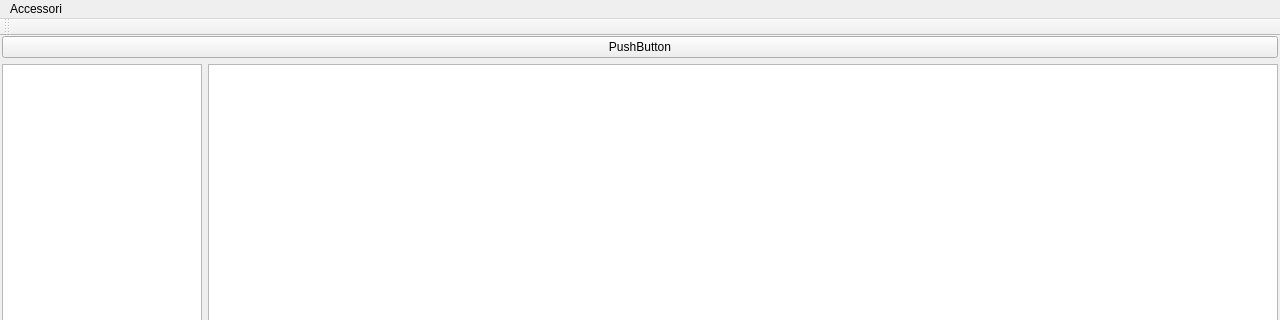
First picture: the form in funeraria.ui, repository LuigiCaradonna/funeraria, before the edit; both pictures show x 0 to 1280 and y 0 to 320 of the 1280 by 800 pixel window.
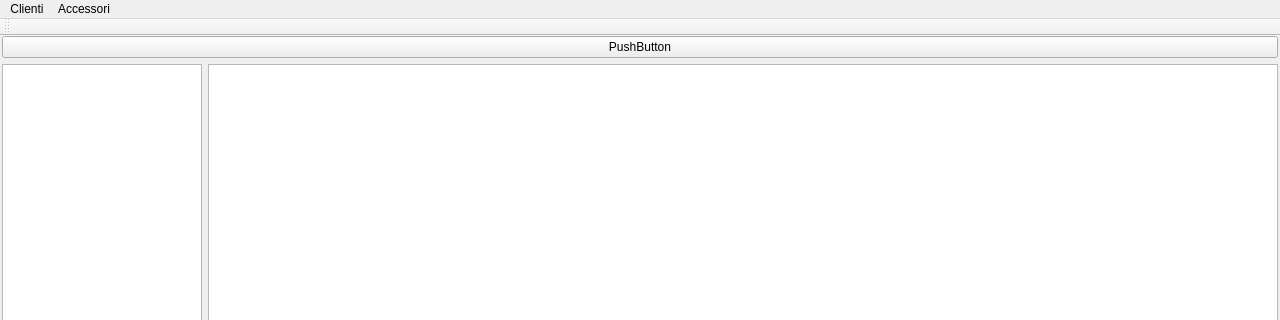
Second picture: the form after the edit.

Diff of the .ui file:
```diff
--- a/funeraria.ui
+++ b/funeraria.ui
@@ -90,6 +90,14 @@
     <addaction name="menuFlames"/>
     <addaction name="_2"/>
    </widget>
+   <widget class="QMenu" name="menuClienti">
+    <property name="title">
+     <string>Clienti</string>
+    </property>
+    <addaction name="actionCNew"/>
+    <addaction name="actionCList"/>
+   </widget>
+   <addaction name="menuClienti"/>
    <addaction name="menuAccessories"/>
   </widget>
   <widget class="QToolBar" name="mainToolBar">
```
Left out of the diff: 108 changed lines with no effect on the pictures.
